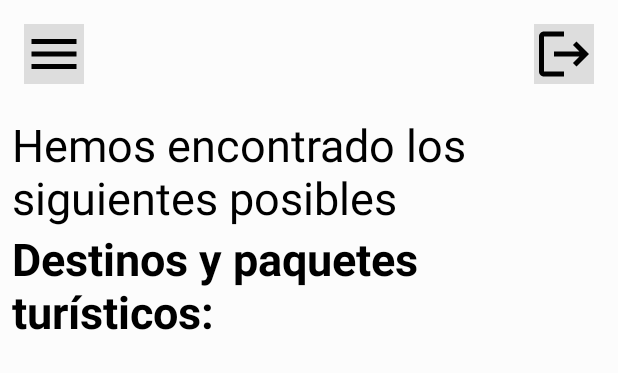
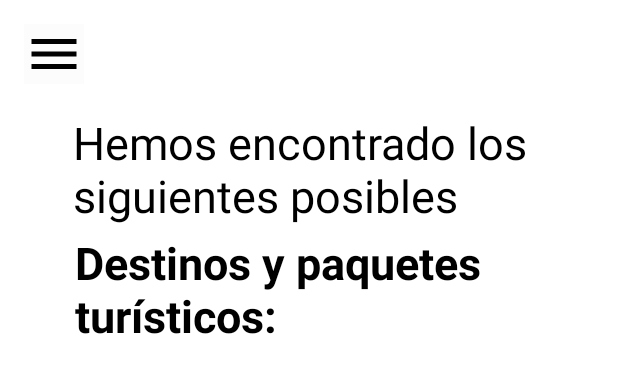
Before and after one commit to NicolasARDBE/Trappi, an Android app: the layout activity_dest_paq_turistico.xml on its own in the app's theme, with its tools: preview values and no code run, on a phone screen of 412 x 824 dp. Shown: the top 373 px of the screen. Run offline under Robolectric (Android 15) with nearby library versions, the phone set to English and light mode, and no system bars.

Commit message:
Navegacion Destino

```diff
--- a/app/src/main/assets/carrito_sample.json
+++ b/app/src/main/assets/carrito_sample.json
@@ -10,7 +10,7 @@
         "lugarOrigen": "Roma",
         "lugarDestino": "París",
         "fechaSalida": "Mon Apr 29 06:33:30 GMT 2024",
-        "precio": 350.0
+        "precio": 700.0
       },
       {
         "id": "flight_002",
@@ -19,7 +19,7 @@
         "lugarOrigen": "París",
         "lugarDestino": "Roma",
         "fechaSalida": "Mon Apr 29 06:33:30 GMT 2024",
-        "precio": 400.0
+        "precio": 500.0
       }
     ],
     "hospedajes": [
--- a/app/src/main/java/com/example/trappi/MenuActivity.kt
+++ b/app/src/main/java/com/example/trappi/MenuActivity.kt
@@ -25,8 +25,8 @@ class MenuActivity : AppCompatActivity() {
         binding.buttonCarrito.setOnClickListener {
             startActivity(Intent(baseContext, CarritoActivity::class.java))
         }
-        binding.buttonCheckout.setOnClickListener {
-            startActivity(Intent(baseContext, CheckOut::class.java))
+        binding.buttonPreferencias.setOnClickListener {
+            startActivity(Intent(baseContext, Preferencias::class.java))
         }
     }
 }
--- a/app/src/main/res/layout/activity_dest_paq_turistico.xml
+++ b/app/src/main/res/layout/activity_dest_paq_turistico.xml
@@ -1,76 +1,72 @@
 <?xml version="1.0" encoding="utf-8"?>
 <RelativeLayout xmlns:android="http://schemas.android.com/apk/res/android"
+    xmlns:tools="http://schemas.android.com/tools"
     android:layout_width="match_parent"
     android:layout_height="match_parent"
-    xmlns:tools="http://schemas.android.com/tools"
-    android:background="@color/white_vanilla"
-    >
+    android:background="@color/white">
 
     <ImageButton
-    android:id="@+id/menu"
-    android:layout_width="40dp"
-    android:layout_height="40dp"
-    android:layout_marginStart="16dp"
-    android:layout_marginTop="16dp"
-    android:background="@color/gray"
-    android:scaleType="fitCenter"
-    android:src="@drawable/baseline_menu_24" />
-
-    <ImageButton
-        android:id="@+id/logOut"
+        android:id="@+id/menu"
         android:layout_width="40dp"
         android:layout_height="40dp"
+        android:layout_alignParentStart="true"
+        android:layout_alignParentTop="true"
+        android:layout_marginStart="16dp"
         android:layout_marginTop="16dp"
-        android:layout_alignParentRight="true"
-        android:layout_marginRight="16dp"
-        android:background="@color/gray"
+        android:background="@color/white_vanilla"
         android:scaleType="fitCenter"
-        android:src="@drawable/baseline_logout_24"
-        tools:src="@drawable/baseline_logout_24" />
-        />
+        android:src="@drawable/baseline_menu_24" /><![CDATA[
+
+    />
+
+    ]]>
 
     <TextView
         android:id="@+id/destino"
         android:layout_width="300dp"
         android:layout_height="20dp"
+        android:layout_below="@+id/menu"
         android:layout_marginStart="32dp"
         android:layout_marginEnd="28dp"
-        android:layout_below="@+id/menu"
         android:textAlignment="textStart"
         android:textSize="16sp" />
 
     <TextView
         android:id="@+id/textView2"
-        android:layout_width="match_parent"
+        android:layout_width="319dp"
         android:layout_height="wrap_content"
+        android:layout_below="@+id/destino"
+        android:layout_alignParentEnd="true"
         android:layout_marginStart="8dp"
-        android:layout_marginEnd="28dp"
+        android:layout_marginTop="-1dp"
+        android:layout_marginEnd="44dp"
+        android:text="@string/paquetesFondsss"
         android:textColor="@color/black"
-        android:layout_below="@+id/destino"
-        android:text="@string/paquetesFondsss"
         android:textSize="30sp" />
 
     <TextView
         android:id="@+id/textView3"
-        android:layout_width="match_parent"
+        android:layout_width="318dp"
         android:layout_height="wrap_content"
+        android:layout_below="@+id/textView2"
+        android:layout_alignParentEnd="true"
         android:layout_marginStart="8dp"
-        android:layout_marginEnd="28dp"
+        android:layout_marginTop="4dp"
+        android:layout_marginEnd="44dp"
         android:layout_marginBottom="30dp"
+        android:text="@string/destPack"
         android:textColor="@color/black"
-        android:layout_below="@+id/textView2"
-        android:text="@string/destPack"
         android:textSize="30sp"
         android:textStyle="bold" />
 
     <ListView
         android:id="@+id/listStar"
-        android:layout_marginStart="40dp"
-        android:layout_marginEnd="40dp"
-        android:layout_marginBottom="40dp"
         android:layout_width="match_parent"
         android:layout_height="match_parent"
         android:layout_below="@+id/textView3"
-        android:layout_alignParentBottom="true" />
+        android:layout_alignParentBottom="true"
+        android:layout_marginStart="40dp"
+        android:layout_marginEnd="40dp"
+        android:layout_marginBottom="40dp" />
 
 </RelativeLayout>
--- a/app/src/main/res/values/strings.xml
+++ b/app/src/main/res/values/strings.xml
@@ -10,9 +10,9 @@
 
     <string name="carrito_total">Total a pagar: $</string>
     <string name="checkOut">CheckOut</string>
+    <string name="preferencias">Crea tu Plan</string>
     <string name="carrito">Carrito</string>
-    <string name="Menu_For_Testing">Menu For Testing</string>
-    <string name="menu_for_testing_screens">This is a menu for testing screens\nFeel free to add your buttons to your screens</string>
+    <string name="Menu_For_Testing">Menu</string>
     <string name="product_Name">Nombre del producto</string>
     <string name="price">Precio</string>
     <string name="payment">Pago</string>
```
Also changed, not shown: app/src/main/java/com/example/trappi/CarritoActivity.kt (+7 -1 lines), app/src/main/java/com/example/trappi/Dest_PaqTuristico.kt (+8 -0 lines), app/src/main/res/layout/activity_carrito.xml (+27 -6 lines), app/src/main/res/layout/activity_menu.xml (+3 -12 lines).
